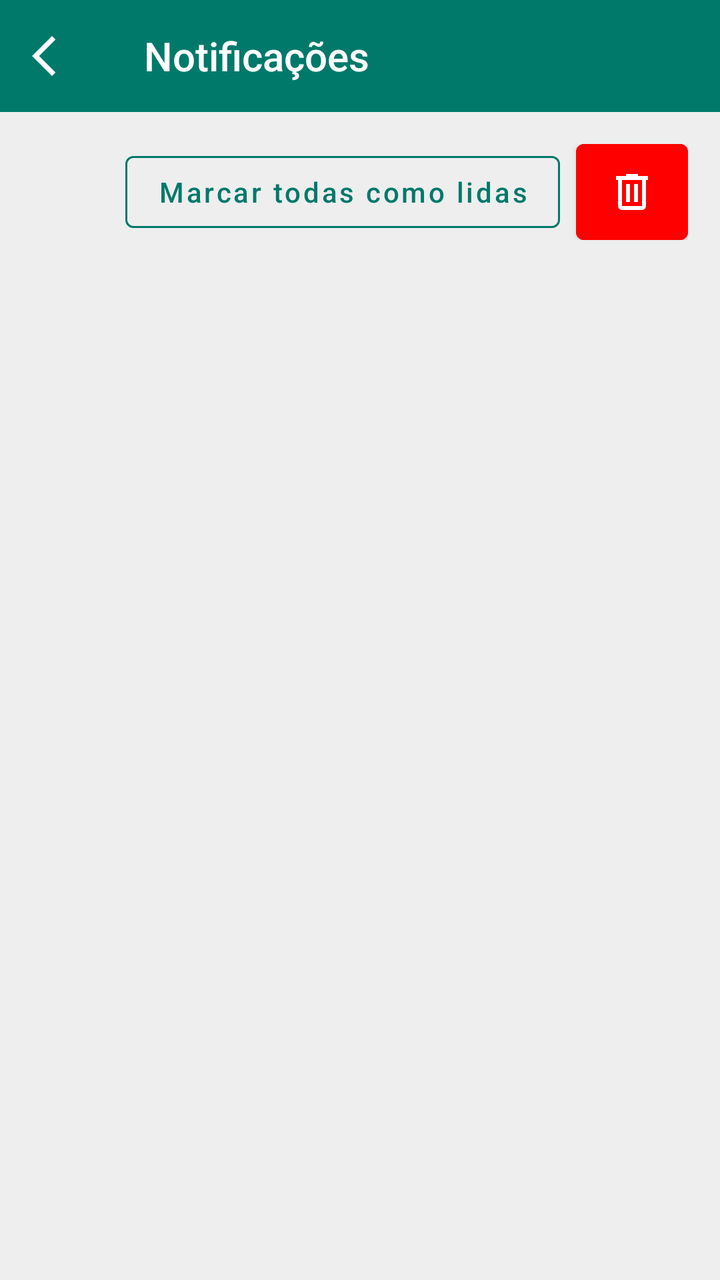
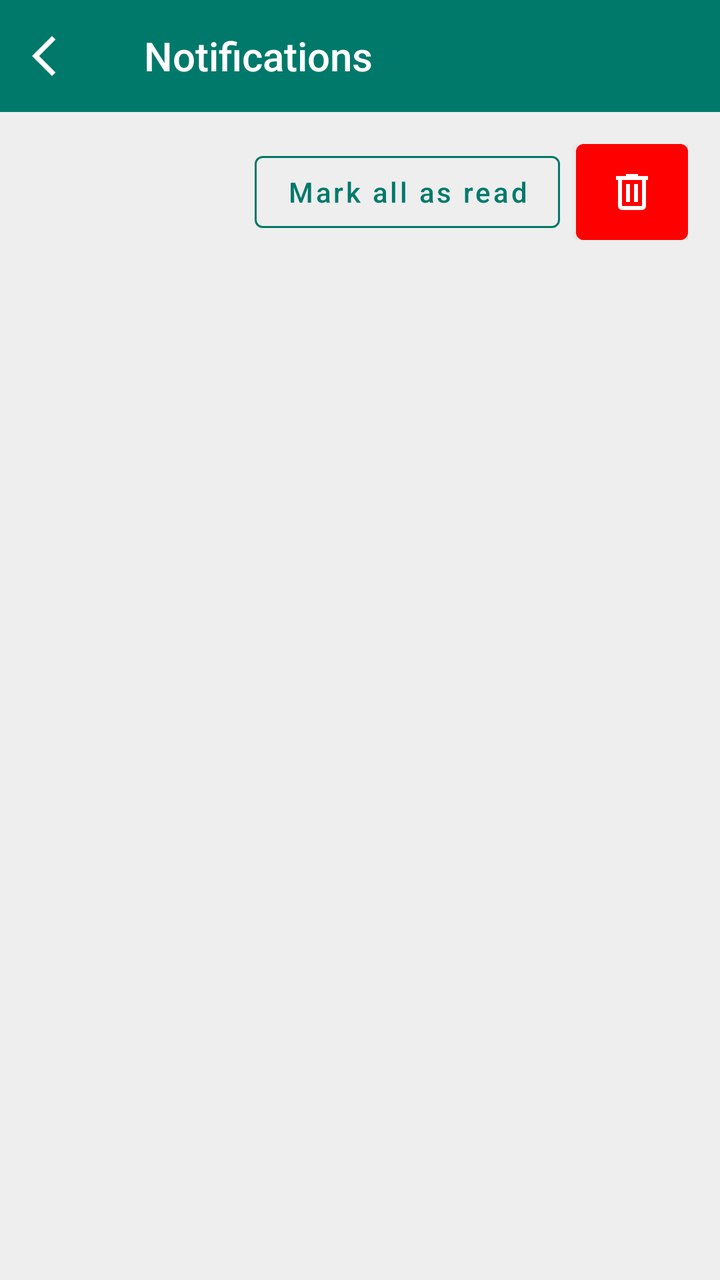

The first picture is an Android layout as it rendered before a commit; the second is the same layout after the commit. The layout source and the unified diff follow.
<!-- AndroidManifest.xml: activity theme AppTheme.NoActionBar -->
<!-- res/layout/activity_notifications.xml -->
<?xml version="1.0" encoding="utf-8"?>
<androidx.coordinatorlayout.widget.CoordinatorLayout xmlns:android="http://schemas.android.com/apk/res/android"
    xmlns:app="http://schemas.android.com/apk/res-auto"
    xmlns:tools="http://schemas.android.com/tools"
    android:id="@+id/notifications_container"
    android:layout_width="match_parent"
    android:layout_height="match_parent"
    tools:context=".NotificationsActivity">

    
    <com.google.android.material.appbar.MaterialToolbar
        android:id="@+id/toolbar"
        android:layout_width="match_parent"
        android:layout_height="?attr/actionBarSize"
        android:background="@color/teal_700"
        app:title="Notificações"
        app:titleTextColor="@android:color/white"
        app:navigationIcon="@drawable/ic_arrow_back" />

    
    <LinearLayout
        android:layout_width="match_parent"
        android:layout_height="match_parent"
        android:orientation="vertical"
        android:background="@color/gray_200"
        android:layout_marginTop="?attr/actionBarSize"
        android:padding="16dp">

        
        <LinearLayout
            android:layout_width="match_parent"
            android:layout_height="wrap_content"
            android:orientation="horizontal"
            android:gravity="end"
            android:layout_marginBottom="12dp">

            <com.google.android.material.button.MaterialButton
                android:id="@+id/markAllReadButton"
                style="@style/Widget.MaterialComponents.Button.OutlinedButton"
                android:layout_width="wrap_content"
                android:layout_height="wrap_content"
                android:text="Marcar todas como lidas"
                android:textAllCaps="false"
                android:textColor="@color/teal_700"
                app:strokeColor="@color/teal_700"
                android:layout_marginEnd="8dp" />

            <com.google.android.material.button.MaterialButton
                android:id="@+id/clearAll"
                style="@style/Widget.App.Button.IconOnly"
                android:layout_width="wrap_content"
                android:layout_height="wrap_content"
                app:icon="@drawable/ic_delete"
                app:iconTint="@android:color/white"
                android:backgroundTint="@color/red"
                android:contentDescription="Clear all"
                />
        </LinearLayout>

        <androidx.recyclerview.widget.RecyclerView
            android:id="@+id/recyclerView"
            android:layout_width="match_parent"
            android:layout_height="0dp"
            android:layout_weight="1"
            android:paddingTop="8dp"
            tools:listitem="@layout/item_notification" />

        <TextView
            android:id="@+id/emptyView"
            android:layout_width="match_parent"
            android:layout_height="wrap_content"
            android:text="Nenhuma notificação no momento."
            android:textAlignment="center"
            android:textSize="16sp"
            android:padding="24dp"
            android:visibility="gone"
            android:textColor="@android:color/darker_gray" />

    </LinearLayout>

</androidx.coordinatorlayout.widget.CoordinatorLayout>
<!-- res/layout/item_notification.xml (included above) -->
<com.google.android.material.card.MaterialCardView
    xmlns:android="http://schemas.android.com/apk/res/android"
    xmlns:app="http://schemas.android.com/apk/res-auto"
    android:layout_width="match_parent"
    android:layout_height="wrap_content"
    android:layout_margin="8dp"
    app:cardElevation="2dp"
    app:cardCornerRadius="8dp">

    <LinearLayout
        android:layout_width="match_parent"
        android:layout_height="wrap_content"
        android:orientation="vertical"
        android:padding="12dp">

        <TextView
            android:id="@+id/title"
            android:textStyle="bold"
            android:textSize="16sp"
            android:layout_width="wrap_content"
            android:layout_height="wrap_content" />

        <TextView
            android:id="@+id/message"
            android:layout_width="wrap_content"
            android:layout_height="wrap_content"
            android:layout_marginTop="4dp" />

        <TextView
            android:id="@+id/date"
            android:textSize="12sp"
            android:textColor="@android:color/darker_gray"
            android:layout_marginTop="4dp"
            android:layout_width="wrap_content"
            android:layout_height="wrap_content" />

        
        <LinearLayout
            android:id="@+id/actionButtons"
            android:layout_width="match_parent"
            android:layout_height="wrap_content"
            android:orientation="horizontal"
            android:gravity="end"
            android:layout_marginTop="8dp"
            android:visibility="gone">

            <TextView
                android:id="@+id/txtStatus"
                android:layout_width="wrap_content"
                android:layout_height="wrap_content"
                android:text=""
                android:textColor="@color/teal_700"
                android:visibility="gone"
                android:textStyle="bold"
                android:paddingTop="4dp"/>

            <com.google.android.material.button.MaterialButton
                android:id="@+id/btnAccept"
                android:layout_width="wrap_content"
                android:layout_height="wrap_content"
                android:text="Aceitar"
                android:textColor="@android:color/white"
                android:backgroundTint="@color/teal_700"
                android:layout_marginEnd="8dp"/>

            <com.google.android.material.button.MaterialButton
                android:id="@+id/btnDecline"
                android:layout_width="wrap_content"
                android:layout_height="wrap_content"
                android:text="Recusar"
                android:textColor="@android:color/white"
                android:backgroundTint="@color/red"/>

            <com.google.android.material.button.MaterialButton
                android:id="@+id/btnCheck"
                android:layout_width="wrap_content"
                android:layout_height="wrap_content"
                android:textColor="@android:color/white"
                android:backgroundTint="@color/teal_700"
                android:layout_marginEnd="8dp"
                android:text="Conferir Detalhes"
                android:visibility="gone"
                />
        </LinearLayout>
    </LinearLayout>
</com.google.android.material.card.MaterialCardView>
<!-- resources referenced by this layout -->
<resources>
  <color name="gray_200">#EEEEEE</color>
  <color name="red">#FF0000</color>
  <color name="teal_700">#00796B</color>
  <!-- drawable ic_arrow_back (drawable) -->
  <vector xmlns:android="http://schemas.android.com/apk/res/android" android:autoMirrored="true" android:height="24dp" android:tint="#000000" android:viewportHeight="960" android:viewportWidth="960" android:width="24dp">
        
      <path android:fillColor="@android:color/white" android:pathData="M400,880L0,480L400,80L471,151L142,480L471,809L400,880Z"/>
      
  </vector>
  <!-- drawable ic_delete (drawable) -->
  <vector xmlns:android="http://schemas.android.com/apk/res/android" android:height="24dp" android:tint="#000000" android:viewportHeight="960" android:viewportWidth="960" android:width="24dp">
        
      <path android:fillColor="@android:color/white" android:pathData="M280,840Q247,840 223.5,816.5Q200,793 200,760L200,240L160,240L160,160L360,160L360,120L600,120L600,160L800,160L800,240L760,240L760,760Q760,793 736.5,816.5Q713,840 680,840L280,840ZM680,240L280,240L280,760Q280,760 280,760Q280,760 280,760L680,760Q680,760 680,760Q680,760 680,760L680,240ZM360,680L440,680L440,320L360,320L360,680ZM520,680L600,680L600,320L520,320L520,680ZM280,240L280,240L280,760Q280,760 280,760Q280,760 280,760L280,760Q280,760 280,760Q280,760 280,760L280,240Z"/>
      
  </vector>
  <style name="Widget.App.Button.IconOnly" parent="Widget.MaterialComponents.Button">
          <item name="iconPadding">0dp</item>
          <item name="android:insetLeft">0dp</item>
          <item name="android:insetRight">0dp</item>
          <item name="android:insetTop">0dp</item>
          <item name="android:insetBottom">0dp</item>
          <item name="android:minWidth">48dp</item>
          <item name="android:minHeight">48dp</item>
      </style>
  <style name="AppTheme.NoActionBar" parent="Theme.MaterialComponents.DayNight.NoActionBar">
          <item name="toolbarStyle">@style/WhiteToolbar</item>
      </style>
  <style name="WhiteToolbar" parent="Widget.AppCompat.Toolbar">
          <item name="titleTextColor">@android:color/white</item>
          <item name="navigationIconTint">@android:color/white</item>
          <item name="android:background">@color/teal_700</item>
      </style>
</resources>

<!-- the commit's change to res/layout/activity_notifications.xml (unified diff, before → after) -->
@@ -7,17 +7,15 @@
     android:layout_height="match_parent"
     tools:context=".NotificationsActivity">
 
-    
     <com.google.android.material.appbar.MaterialToolbar
         android:id="@+id/toolbar"
         android:layout_width="match_parent"
         android:layout_height="?attr/actionBarSize"
         android:background="@color/teal_700"
-        app:title="Notificações"
+        app:title="Notifications"
         app:titleTextColor="@android:color/white"
         app:navigationIcon="@drawable/ic_arrow_back" />
 
-    
     <LinearLayout
         android:layout_width="match_parent"
         android:layout_height="match_parent"
@@ -26,7 +24,6 @@
         android:layout_marginTop="?attr/actionBarSize"
         android:padding="16dp">
 
-        
         <LinearLayout
             android:layout_width="match_parent"
             android:layout_height="wrap_content"
@@ -39,7 +36,7 @@
                 style="@style/Widget.MaterialComponents.Button.OutlinedButton"
                 android:layout_width="wrap_content"
                 android:layout_height="wrap_content"
-                android:text="Marcar todas como lidas"
+                android:text="Mark all as read"
                 android:textAllCaps="false"
                 android:textColor="@color/teal_700"
                 app:strokeColor="@color/teal_700"
@@ -53,8 +50,7 @@
                 app:icon="@drawable/ic_delete"
                 app:iconTint="@android:color/white"
                 android:backgroundTint="@color/red"
-                android:contentDescription="Clear all"
-                />
+                android:contentDescription="Clear all" />
         </LinearLayout>
 
         <androidx.recyclerview.widget.RecyclerView
@@ -69,7 +65,7 @@
             android:id="@+id/emptyView"
             android:layout_width="match_parent"
             android:layout_height="wrap_content"
-            android:text="Nenhuma notificação no momento."
+            android:text="No notifications at the moment."
             android:textAlignment="center"
             android:textSize="16sp"
             android:padding="24dp"
@@ -116,7 +112,6 @@
             android:layout_width="wrap_content"
             android:layout_height="wrap_content" />
 
-        
         <LinearLayout
             android:id="@+id/actionButtons"
             android:layout_width="match_parent"
@@ -140,7 +135,7 @@
                 android:id="@+id/btnAccept"
                 android:layout_width="wrap_content"
                 android:layout_height="wrap_content"
-                android:text="Aceitar"
+                android:text="Accept"
                 android:textColor="@android:color/white"
                 android:backgroundTint="@color/teal_700"
                 android:layout_marginEnd="8dp"/>
@@ -149,7 +144,7 @@
                 android:id="@+id/btnDecline"
                 android:layout_width="wrap_content"
                 android:layout_height="wrap_content"
-                android:text="Recusar"
+                android:text="Decline"
                 android:textColor="@android:color/white"
                 android:backgroundTint="@color/red"/>
 
@@ -160,7 +155,7 @@
                 android:textColor="@android:color/white"
                 android:backgroundTint="@color/teal_700"
                 android:layout_marginEnd="8dp"
-                android:text="Conferir Detalhes"
+                android:text="Check details"
                 android:visibility="gone"
                 />
         </LinearLayout>
